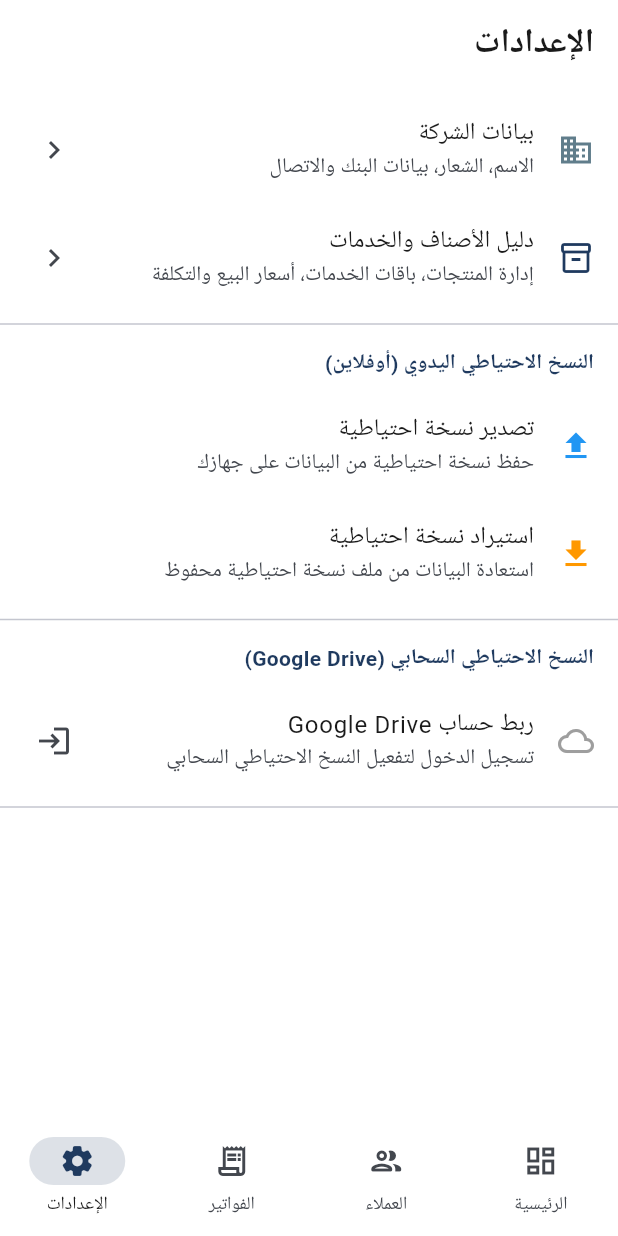
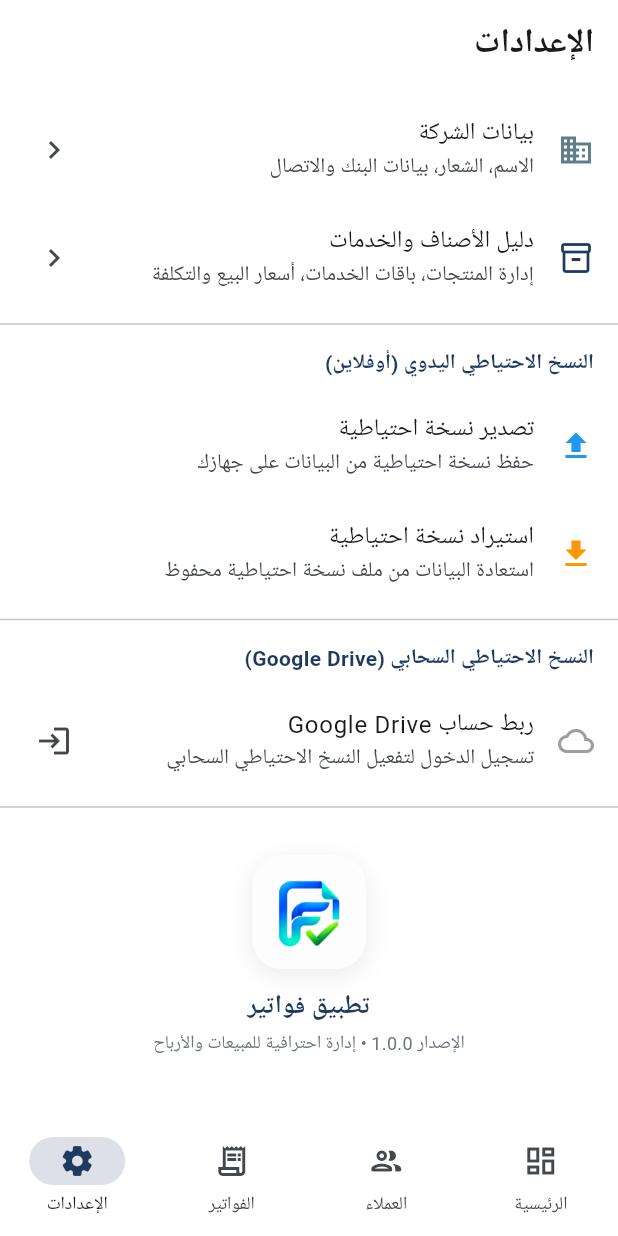
Before and after one commit to salehbagomri/fawatir_app, a Flutter app: the screen it shows after launch, item 4 of the bottom bar chosen, on a phone screen of 412 x 824 dp. Run offline on Flutter 3.47's test engine with Material 3 defaults, Android fonts, the phone set to English and light mode, and no system bars; our stand-ins replace drift, drift_flutter, file_picker, flutter_riverpod, go_router, google_fonts and 4 more; missing offline and left inert: extension_google_sign_in_as_googleapis_auth, googleapis, restart_app; accounts and stored records are empty; generated files the repository leaves out were written again.

Commit message:
feat: integrate transparent and white-background logos across splash, dashboard, settings, and launcher icons

```diff
--- a/flutter_launcher_icons.yaml
+++ b/flutter_launcher_icons.yaml
@@ -1,7 +1,7 @@
 flutter_launcher_icons:
   android: true
   ios: false
-  image_path: "assets/icons/logo.png"
+  image_path: "assets/icons/logo-bg-white.png"
   min_sdk_android: 21
-  adaptive_icon_background: "#1F3A5F"
-  adaptive_icon_foreground: "assets/icons/logo.png"
+  adaptive_icon_background: "#FFFFFF"
+  adaptive_icon_foreground: "assets/icons/logo-tran.png"
--- a/lib/features/settings/presentation/settings_screen.dart
+++ b/lib/features/settings/presentation/settings_screen.dart
@@ -452,6 +452,55 @@ class _SettingsScreenState extends ConsumerState<SettingsScreen> {
                   ],
                 ],
                 const Divider(),
+                // About App Section
+                Padding(
+                  padding: const EdgeInsets.symmetric(vertical: 24.0, horizontal: 16.0),
+                  child: Center(
+                    child: Column(
+                      children: [
+                        Container(
+                          width: 76,
+                          height: 76,
+                          decoration: BoxDecoration(
+                            borderRadius: BorderRadius.circular(20),
+                            boxShadow: [
+                              BoxShadow(
+                                color: Colors.black.withValues(alpha: 0.08),
+                                blurRadius: 14,
+                                offset: const Offset(0, 4),
+                              ),
+                            ],
+                          ),
+                          child: ClipRRect(
+                            borderRadius: BorderRadius.circular(20),
+                            child: Image.asset(
+                              'assets/icons/logo-bg-white.png',
+                              fit: BoxFit.cover,
+                            ),
+                          ),
+                        ),
+                        const SizedBox(height: 12),
+                        const Text(
+                          'تطبيق فواتير',
+                          style: TextStyle(
+                            fontSize: 17,
+                            fontWeight: FontWeight.bold,
+                            color: AppColors.accent,
+                          ),
+                        ),
+                        const SizedBox(height: 4),
+                        const Text(
+                          'الإصدار 1.0.0 • إدارة احترافية للمبيعات والأرباح',
+                          style: TextStyle(
+                            fontSize: 12,
+                            color: AppColors.muted,
+                          ),
+                        ),
+                        const SizedBox(height: 8),
+                      ],
+                    ),
+                  ),
+                ),
               ],
             ),
             if (_isLoading)
--- a/lib/features/splash/presentation/splash_screen.dart
+++ b/lib/features/splash/presentation/splash_screen.dart
@@ -121,7 +121,7 @@ class _SplashScreenState extends State<SplashScreen>
                             ],
                           ),
                           child: Image.asset(
-                            'assets/icons/logo.png',
+                            'assets/icons/logo-tran.png',
                             fit: BoxFit.contain,
                             errorBuilder: (context, error, stackTrace) =>
                                 const Icon(
--- a/pubspec.yaml
+++ b/pubspec.yaml
@@ -74,6 +74,8 @@ flutter:
 
   assets:
     - assets/icons/logo.png
+    - assets/icons/logo-tran.png
+    - assets/icons/logo-bg-white.png
     - assets/fonts/IBMPlexSansArabic-Regular.ttf
     - assets/fonts/IBMPlexSansArabic-Medium.ttf
     - assets/fonts/IBMPlexSansArabic-Bold.ttf
```
Also changed, not shown: lib/features/dashboard/presentation/dashboard_screen.dart (+32 -6 lines), 11 other files.
